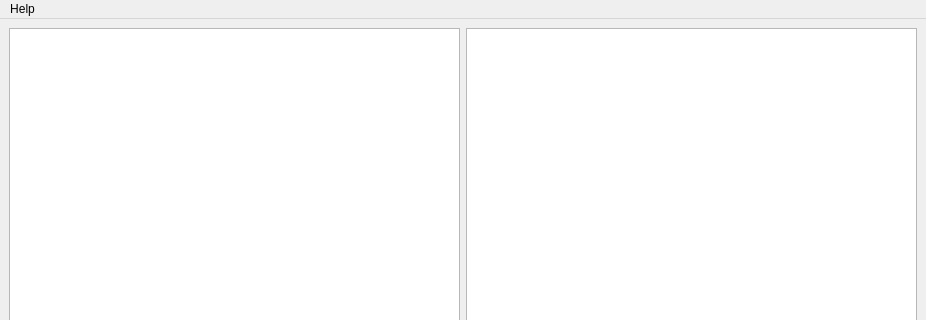
Qt form src/filemanager.ui (khristinakokolus/file_manager) before a commit; both pictures show x 0 to 926 and y 0 to 320 of the 926 by 561 pixel window.
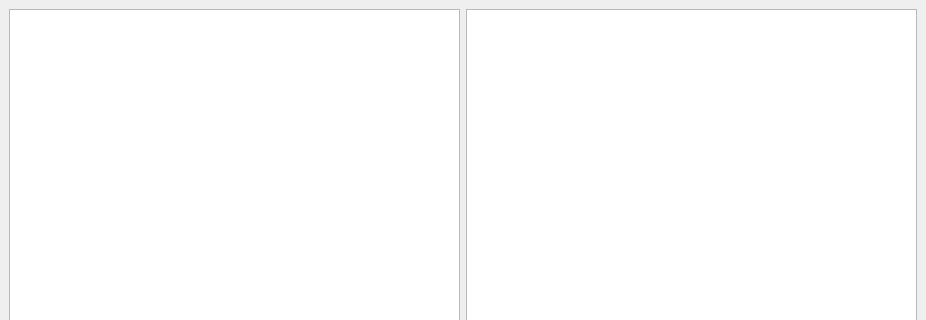
The same form after that commit.

```diff
--- a/src/filemanager.ui
+++ b/src/filemanager.ui
@@ -52,12 +52,6 @@
      <height>26</height>
     </rect>
    </property>
-   <widget class="QMenu" name="menuHelp">
-    <property name="title">
-     <string>Help</string>
-    </property>
-   </widget>
-   <addaction name="menuHelp"/>
   </widget>
  </widget>
  <resources/>
```
